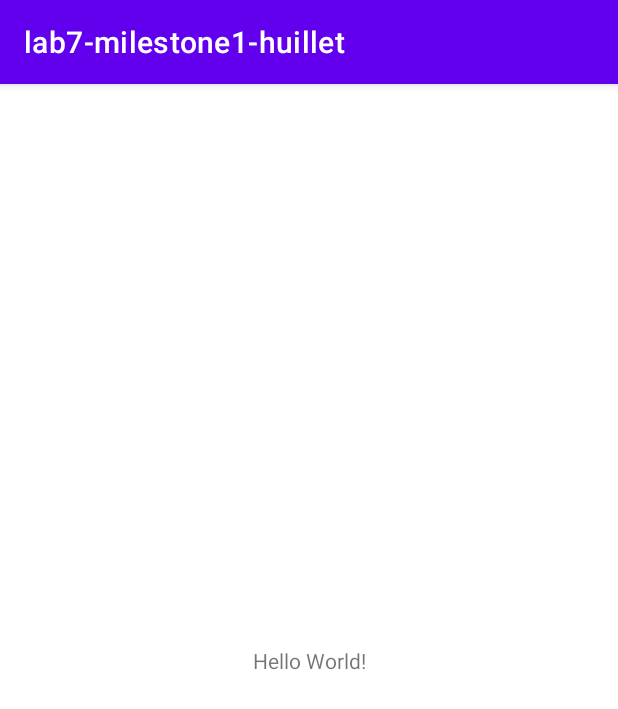
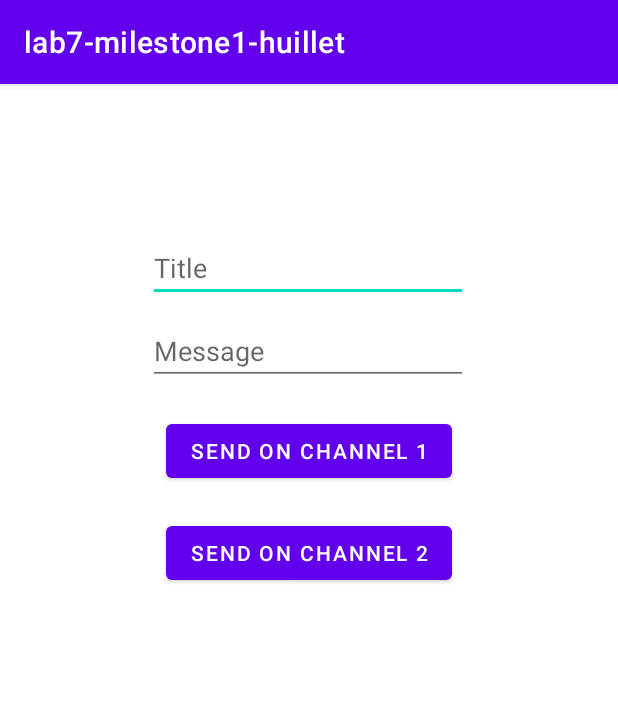
Before and after one commit to huillet/lab7-milestone1-huillet, an Android app: the screen it shows after launch (MainActivity), on a phone screen of 412 x 824 dp. Shown: the top 709 px of the screen. Run offline under Robolectric (Android 15) with nearby library versions, the phone set to English and light mode, and no system bars.

Commit message:
created channels

```diff
--- a/app/src/main/AndroidManifest.xml
+++ b/app/src/main/AndroidManifest.xml
@@ -3,6 +3,7 @@
     package="com.example.lab7_milestone1_huillet">
 
     <application
+        android:name=".App"
         android:allowBackup="true"
         android:icon="@mipmap/ic_launcher"
         android:label="@string/app_name"
--- /dev/null
+++ b/app/src/main/java/com/example/lab7_milestone1_huillet/App.java
@@ -0,0 +1,31 @@
+package com.example.lab7_milestone1_huillet;
+
+import android.app.Application;
+import android.app.NotificationChannel;
+import android.app.NotificationManager;
+import android.os.Build;
+
+public class App extends Application {
+    public static final String CHANNEL_1_ID = "channel1";
+
+    @Override
+    public void onCreate() {
+        super.onCreate();
+
+        createNotificationChannels();
+    }
+
+    private void createNotificationChannels() {
+        if (Build.VERSION.SDK_INT >= Build.VERSION_CODES.O) {
+            NotificationChannel channel1 = new NotificationChannel(
+                    CHANNEL_1_ID,
+                    "Channel 1",
+                    NotificationManager.IMPORTANCE_HIGH
+            );
+            channel1.setDescription("This is Channel 1");
+
+            NotificationManager manager = getSystemService(NotificationManager.class);
+            manager.createNotificationChannel(channel1);
+        }
+    }
+}
--- a/app/src/main/res/layout/activity_main.xml
+++ b/app/src/main/res/layout/activity_main.xml
@@ -6,13 +6,52 @@
     android:layout_height="match_parent"
     tools:context=".MainActivity">
 
-    <TextView
+    <EditText
+        android:id="@+id/titleText"
         android:layout_width="wrap_content"
         android:layout_height="wrap_content"
-        android:text="Hello World!"
-        app:layout_constraintBottom_toBottomOf="parent"
-        app:layout_constraintLeft_toLeftOf="parent"
-        app:layout_constraintRight_toRightOf="parent"
+        android:layout_marginTop="100dp"
+        android:ems="10"
+        android:hint="Title"
+        android:inputType="textPersonName"
+        android:textAlignment="textStart"
+        app:layout_constraintEnd_toEndOf="parent"
+        app:layout_constraintHorizontal_bias="0.497"
+        app:layout_constraintStart_toStartOf="parent"
         app:layout_constraintTop_toTopOf="parent" />
 
+    <EditText
+        android:id="@+id/messageText"
+        android:layout_width="wrap_content"
+        android:layout_height="wrap_content"
+        android:layout_marginTop="10dp"
+        android:ems="10"
+        android:hint="Message"
+        android:inputType="textPersonName"
+        android:textAlignment="textStart"
+        app:layout_constraintEnd_toEndOf="parent"
+        app:layout_constraintHorizontal_bias="0.497"
+        app:layout_constraintStart_toStartOf="parent"
+        app:layout_constraintTop_toBottomOf="@+id/titleText" />
+
+    <Button
+        android:id="@+id/channel1Button"
+        android:layout_width="wrap_content"
+        android:layout_height="wrap_content"
+        android:layout_marginTop="20dp"
+        android:text="Send on Channel 1"
+        app:layout_constraintEnd_toEndOf="parent"
+        app:layout_constraintStart_toStartOf="parent"
+        app:layout_constraintTop_toBottomOf="@+id/messageText" />
+
+    <Button
+        android:id="@+id/channel2Button"
+        android:layout_width="wrap_content"
+        android:layout_height="wrap_content"
+        android:layout_marginTop="20dp"
+        android:text="Send on Channel 2"
+        app:layout_constraintEnd_toEndOf="parent"
+        app:layout_constraintStart_toStartOf="parent"
+        app:layout_constraintTop_toBottomOf="@+id/channel1Button" />
+
 </androidx.constraintlayout.widget.ConstraintLayout>
```
